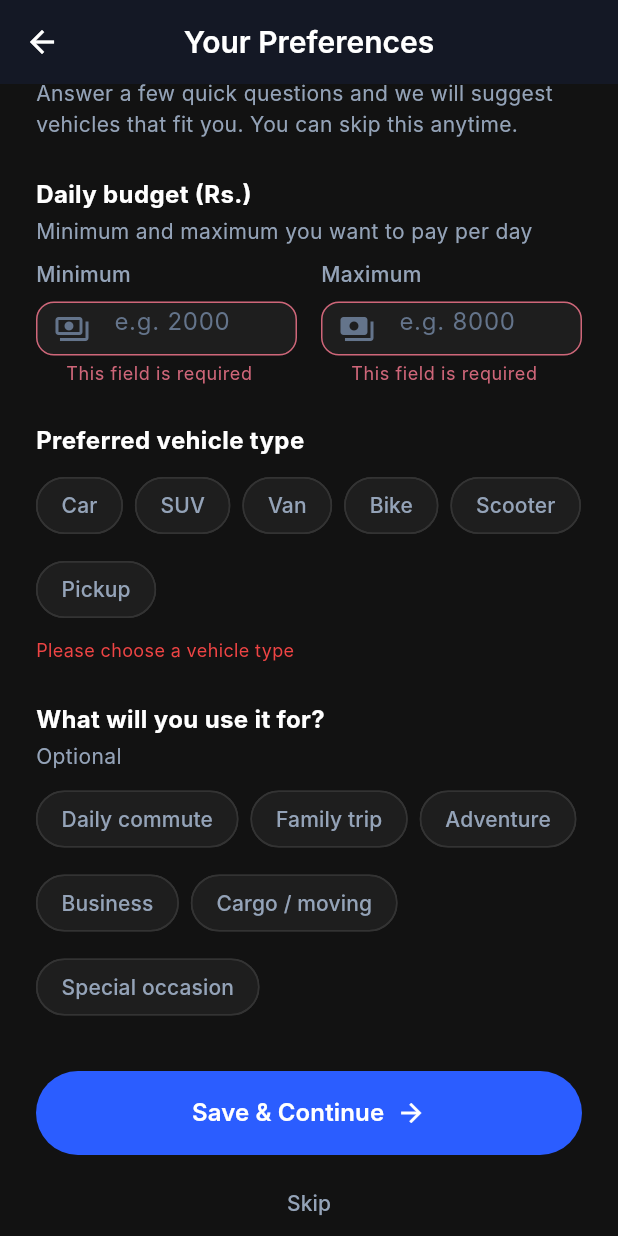
After one commit to Sinta-akin/AutoMate, a Flutter app: the VehicleQuestionnaireScreen screen opened directly, scrolled down 68 dp, after a tap on "Save & Continue", on a phone screen of 412 x 824 dp. The commit adds this screen. Run offline on Flutter 3.47's test engine with Material 3 defaults, Android fonts, the phone set to English and light mode, and no system bars; Roboto replaces fonts that are missing (Inter).

Commit message:
Add vehicle questionnaire and role navigation

```diff
--- a/lib/features/auth/presentation/screens/role_selection_screen.dart
+++ b/lib/features/auth/presentation/screens/role_selection_screen.dart
@@ -45,7 +45,7 @@ class _RoleSelectionScreenState extends State<RoleSelectionScreen> {
     Future.delayed(const Duration(seconds: 1), () {
       if (!mounted) return;
       setState(() => _isLoading = false);
-      Navigator.pushReplacementNamed(context, AppConstants.landing);
+      Navigator.pushReplacementNamed(context, AppConstants.vehiclePreferences);
     });
   }
 
--- /dev/null
+++ b/lib/features/preferences/presentation/screens/vehicle_questionnaire_screen.dart
@@ -0,0 +1,242 @@
+import 'package:flutter/material.dart';
+import 'package:automate/core/constants/app_constants.dart';
+import 'package:automate/core/theme/app_theme.dart';
+import 'package:automate/core/widgets/common_widgets.dart';
+import 'package:automate/features/preferences/data/preferences_repository.dart';
+import 'package:automate/features/vehicles/data/vehicle_data.dart';
+
+/// Feature 1: budget + vehicle type/use questionnaire.
+class VehicleQuestionnaireScreen extends StatefulWidget {
+  const VehicleQuestionnaireScreen({super.key});
+
+  @override
+  State<VehicleQuestionnaireScreen> createState() =>
+      _VehicleQuestionnaireScreenState();
+}
+
+class _VehicleQuestionnaireScreenState
+    extends State<VehicleQuestionnaireScreen> {
+  final _formKey = GlobalKey<FormState>();
+  final _minController = TextEditingController();
+  final _maxController = TextEditingController();
+
+  String? _vehicleType;
+  String? _primaryUse;
+  bool _isLoading = true;
+  bool _isSaving = false;
+  bool _typeError = false;
+
+  @override
+  void initState() {
+    super.initState();
+    _loadSaved();
+  }
+
+  /// Prefill any previously saved answers.
+  Future<void> _loadSaved() async {
+    final saved = await PreferencesRepository.instance.load();
+    if (!mounted) return;
+    setState(() {
+      if (saved.minBudget != null) _minController.text = '${saved.minBudget}';
+      if (saved.maxBudget != null) _maxController.text = '${saved.maxBudget}';
+      _vehicleType = saved.vehicleType;
+      _primaryUse = saved.primaryUse;
+      _isLoading = false;
+    });
+  }
+
+  @override
+  void dispose() {
+    _minController.dispose();
+    _maxController.dispose();
+    super.dispose();
+  }
+
+  String? _validateMin(String? value) {
+    if (value == null || value.trim().isEmpty) return AppConstants.requiredField;
+    final n = int.tryParse(value.trim());
+    if (n == null) return 'Enter a valid whole number';
+    if (n < 0) return 'Budget cannot be negative';
+    return null;
+  }
+
+  String? _validateMax(String? value) {
+    if (value == null || value.trim().isEmpty) return AppConstants.requiredField;
+    final n = int.tryParse(value.trim());
+    if (n == null) return 'Enter a valid whole number';
+    final min = int.tryParse(_minController.text.trim());
+    if (min != null && n <= min) return 'Must be greater than minimum budget';
+    return null;
+  }
+
+  Future<void> _save() async {
+    final formOk = _formKey.currentState!.validate();
+    setState(() => _typeError = _vehicleType == null);
+    if (!formOk || _vehicleType == null) return;
+
+    setState(() => _isSaving = true);
+    final repo = PreferencesRepository.instance;
+    final current = await repo.load();
+    await repo.save(current.copyWith(
+      minBudget: int.parse(_minController.text.trim()),
+      maxBudget: int.parse(_maxController.text.trim()),
+      vehicleType: _vehicleType,
+      primaryUse: _primaryUse,
+      questionnaireCompleted: true,
+    ));
+    if (!mounted) return;
+    setState(() => _isSaving = false);
+    _goNext();
+  }
+
+  void _goNext() {
+    Navigator.pushReplacementNamed(context, AppConstants.categorySelection);
+  }
+
+  Widget _sectionTitle(String text, {String? subtitle}) {
+    return Padding(
+      padding: const EdgeInsets.only(bottom: AppTheme.spacingSm),
+      child: Column(
+        crossAxisAlignment: CrossAxisAlignment.start,
+        children: [
+          Text(text, style: AppTheme.sectionHeading),
+          if (subtitle != null) ...[
+            const SizedBox(height: 2),
+            Text(subtitle, style: AppTheme.bodyMedium),
+          ],
+        ],
+      ),
+    );
+  }
+
+  Widget _chips({
+    required List<String> options,
+    required String? selected,
+    required ValueChanged<String?> onChanged,
+  }) {
+    return Wrap(
+      spacing: AppTheme.spacingSm,
+      runSpacing: AppTheme.spacingSm,
+      children: options.map((o) {
+        final isSelected = o == selected;
+        return ChoiceChip(
+          label: Text(o),
+          selected: isSelected,
+          showCheckmark: false,
+          onSelected: (_) => onChanged(isSelected ? null : o),
+          selectedColor: AppTheme.primaryBlue,
+          backgroundColor: AppTheme.surface,
+          labelStyle: TextStyle(
+            color: isSelected ? Colors.white : AppTheme.textSecondary,
+            fontWeight: FontWeight.w500,
+          ),
+          side: BorderSide(
+            color: isSelected ? AppTheme.primaryBlue : AppTheme.border,
+          ),
+          shape: RoundedRectangleBorder(
+            borderRadius: BorderRadius.circular(AppTheme.radiusFull),
+          ),
+        );
+      }).toList(),
+    );
+  }
+
+  @override
+  Widget build(BuildContext context) {
+    return Scaffold(
+      backgroundColor: AppTheme.scaffoldBackground,
+      appBar: AppHeader(
+        title: 'Your Preferences',
+        showBack: Navigator.of(context).canPop(),
+      ),
+      body: SafeArea(
+        child: _isLoading
+            ? const Center(child: CircularProgressIndicator())
+            : SingleChildScrollView(
+          padding: const EdgeInsets.all(AppTheme.spacingLg),
+          child: Form(
+            key: _formKey,
+            child: Column(
+              crossAxisAlignment: CrossAxisAlignment.start,
+              children: [
+                const Text('Tell us what you need',
+                    style: AppTheme.headline2),
+                const SizedBox(height: AppTheme.spacingSm),
+                const Text(
+                  'Answer a few quick questions and we will suggest '
+                      'vehicles that fit you. You can skip this anytime.',
+                  style: AppTheme.bodyMedium,
+                ),
+                const SizedBox(height: AppTheme.spacingLg),
+                _sectionTitle('Daily budget (Rs.)',
+                    subtitle: 'Minimum and maximum you want to pay per day'),
+                Row(
+                  crossAxisAlignment: CrossAxisAlignment.start,
+                  children: [
+                    Expanded(
+                      child: AppTextField(
+                        label: 'Minimum',
+                        hint: 'e.g. 2000',
+                        controller: _minController,
+                        keyboardType: TextInputType.number,
+                        prefixIcon: Icons.payments_outlined,
+                        validator: _validateMin,
+                      ),
+                    ),
+                    const SizedBox(width: AppTheme.spacingMd),
+                    Expanded(
+                      child: AppTextField(
+                        label: 'Maximum',
+                        hint: 'e.g. 8000',
+                        controller: _maxController,
+                        keyboardType: TextInputType.number,
+                        prefixIcon: Icons.payments,
+                        validator: _validateMax,
+                      ),
+                    ),
+                  ],
+                ),
+                const SizedBox(height: AppTheme.spacingLg),
+                _sectionTitle('Preferred vehicle type'),
+                _chips(
+                  options: VehicleData.vehicleTypes,
+                  selected: _vehicleType,
+                  onChanged: (v) => setState(() {
+                    _vehicleType = v;
+                    _typeError = false;
+                  }),
+                ),
+                if (_typeError)
+                  const Padding(
+                    padding: EdgeInsets.only(top: AppTheme.spacingSm),
+                    child: Text(
+                      'Please choose a vehicle type',
+                      style: TextStyle(
+                          color: AppTheme.errorRed, fontSize: 12),
+                    ),
+                  ),
+                const SizedBox(height: AppTheme.spacingLg),
+                _sectionTitle('What will you use it for?',
+                    subtitle: 'Optional'),
+                _chips(
+                  options: VehicleData.primaryUses,
+                  selected: _primaryUse,
+                  onChanged: (v) => setState(() => _primaryUse = v),
+                ),
+                const SizedBox(height: AppTheme.spacingXl),
+                PrimaryButton(
+                  text: 'Save & Continue',
+                  trailingArrow: true,
+                  isLoading: _isSaving,
+                  onPressed: _save,
+                ),
+                const SizedBox(height: AppTheme.spacingSm),
+                Center(child: SkipLink(onTap: _goNext)),
+              ],
+            ),
+          ),
+        ),
+      ),
+    );
+  }
+}
```
